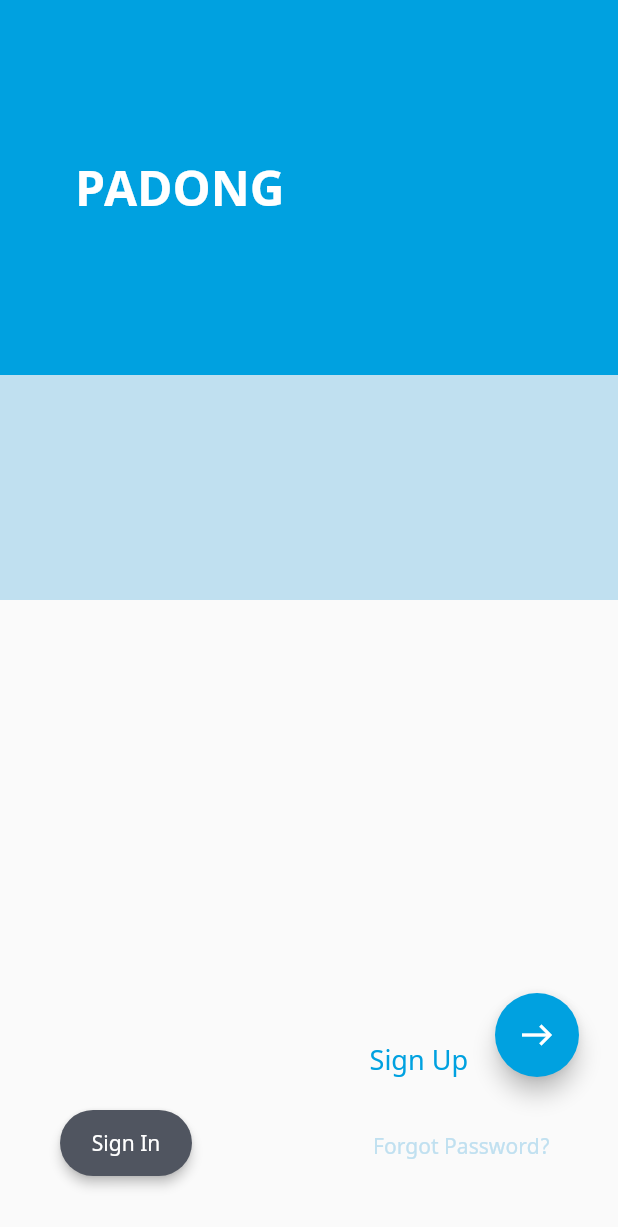
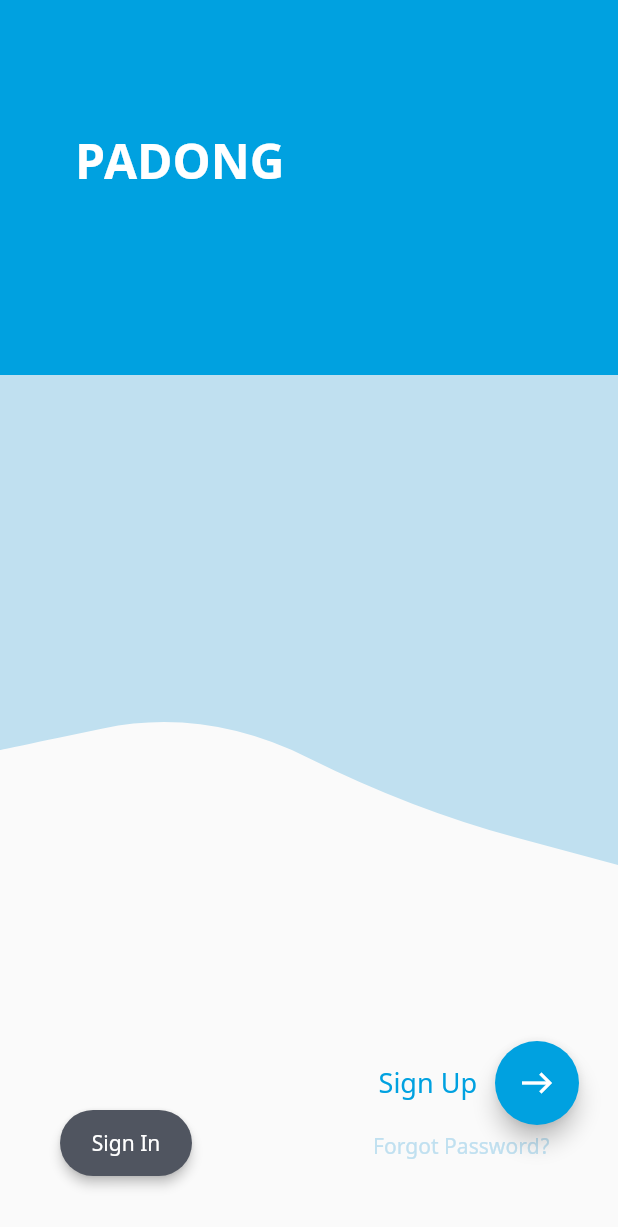
Before and after one commit to padong4284/padong-app, a Flutter app: the SignView screen opened directly with empty values, on a phone screen of 412 x 824 dp. Shown: the top 1227 px of the screen. Run offline on Flutter 3.47's test engine with Material 2 defaults, Android fonts, the phone set to English and light mode, and no system bars.

Commit message:
feat: Title Head Bar (#96)
* fix: sign page input dislocate #90 (untested)

* feat: 4 types title bar

* fix: username dislocated in IOS

* refactor: remove useless code

* fix: no bottom padding device sign page layout

* refactor: sign input width with horizontalPadding

* misc: move text up

```diff
--- a/lib/ui/views/deck/deck_view.dart
+++ b/lib/ui/views/deck/deck_view.dart
@@ -9,8 +9,8 @@ class DeckView extends StatelessWidget {
     return SafePaddingTemplate(
       children: [
         Text('Deck View'),
-        UserProfileButton(username: 'JTJ', position: UsernamePosition.RIGHT_CENTER),
-        UserProfileButton(username: 'JTJ', position: UsernamePosition.BOTTOM)
+        UserProfileButton(username: 'kod0402', position: UsernamePosition.RIGHT_CENTER),
+        UserProfileButton(username: 'kod0402', position: UsernamePosition.BOTTOM)
       ],
     );
   }
--- a/lib/ui/views/sign/sign_view.dart
+++ b/lib/ui/views/sign/sign_view.dart
@@ -69,12 +69,22 @@ class _SignViewState extends State<SignView>
 
   @override
   Widget build(BuildContext context) {
+    double bottomPadding = MediaQuery.of(context).padding.bottom;
+    double height = MediaQuery.of(context).size.height - bottomPadding;
     return Scaffold(
         floatingActionButton: Visibility(
             visible: MediaQuery.of(context).viewInsets.bottom == 0.0,
             child: Container(
-                padding: const EdgeInsets.only(right: 10.0, bottom: 90.0),
-                child: FloatingActionButton(
+                padding:
+                    EdgeInsets.only(right: 10.0, bottom: 58.0 + bottomPadding),
+                child: Row(mainAxisAlignment: MainAxisAlignment.end, children: [
+                  Container(
+                      padding: const EdgeInsets.only(right: 12),
+                      child: Text(widget.isSignIn ? 'Sign In' : 'Sign Up',
+                          style: TextStyle(
+                              fontSize: AppTheme.fontSizes.large,
+                              color: AppTheme.colors.primary))),
+                  FloatingActionButton(
                     child: Icon(Icons.east, color: AppTheme.colors.base),
                     backgroundColor: AppTheme.colors.primary,
                     onPressed: () {
@@ -85,29 +95,21 @@ class _SignViewState extends State<SignView>
                         Navigator.pushNamed(context, '/p_main');
                       }
                     },
-                ))),
+                  )
+                ]))),
         body: SafeArea(
             top: false, // only Sign In & Up
             child: SingleChildScrollView(
               child: Stack(children: <Widget>[
-                SizedBox(
-                    height: MediaQuery.of(context).size.height -
-                        MediaQuery.of(context).padding.bottom),
-                ...this.waves(),
+                ...this.waves(height, bottomPadding),
                 widget.forms,
                 Positioned(
-                    bottom: 105,
-                    right: 100,
-                    child: Text(widget.isSignIn ? 'Sign In' : 'Sign Up',
-                        style: TextStyle(
-                            fontSize: AppTheme.fontSizes.large,
-                            color: AppTheme.colors.primary))),
-                Positioned(bottom: 10, left: 0, child: this.bottomArea())
+                    bottom: 10, left: 0, child: this.bottomArea(bottomPadding))
               ]),
             )));
   }
 
-  List<Widget> waves() {
+  List<Widget> waves(height, bottomPadding) {
     return [
       Hero(
         tag: 'secondaryWave',
@@ -115,8 +117,11 @@ class _SignViewState extends State<SignView>
           clipper: WaveClipper(secondaryWave),
           child: Container(
               color: AppTheme.colors.semiPrimary,
-              height: widget.isSignIn ? 700 : 400,
-              padding: const EdgeInsets.only(right: 50.0),
+              height: height,
+              padding: EdgeInsets.only(
+                  right: 50.0,
+                  bottom:
+                      widget.isSignIn ? 60 : height / 2 + 35 - bottomPadding),
               alignment: Alignment.centerRight,
               child: Text(widget.welcomeMsg,
                   textAlign: TextAlign.right,
@@ -128,22 +133,23 @@ class _SignViewState extends State<SignView>
       ),
       Hero(
           tag: 'padongTitle',
-          child:
-              this.title(AppTheme.colors.transparent, AppTheme.colors.primary)),
+          child: this.title(AppTheme.colors.transparent,
+              AppTheme.colors.primary, bottomPadding)),
       Hero(
         tag: 'primaryWave',
         child: ClipPath(
             clipper: WaveClipper(primaryWave),
-            child: this.title(AppTheme.colors.primary, AppTheme.colors.base)),
+            child: this.title(
+                AppTheme.colors.primary, AppTheme.colors.base, bottomPadding)),
       )
     ];
   }
 
-  Widget title(color, fontColor) {
+  Widget title(color, fontColor, bottomPadding) {
     return Container(
       color: color,
       height: widget.isSignIn ? 400 : 250,
-      padding: const EdgeInsets.only(left: 50.0),
+      padding: EdgeInsets.only(left: 50.0, bottom: 35 - bottomPadding),
       alignment: Alignment.centerLeft,
       child: Text('PADONG',
           style: TextStyle(
@@ -153,7 +159,7 @@ class _SignViewState extends State<SignView>
     );
   }
 
-  Widget bottomArea() {
+  Widget bottomArea(double bottomPadding) {
     return SizedBox(
         width: MediaQuery.of(context).size.width -
             (MediaQuery.of(context).padding.left +
@@ -173,13 +179,13 @@ class _SignViewState extends State<SignView>
                       callback: widget.isSignIn
                           ? () {
                               Navigator.pushNamed(context, '/sign_up');
-                              primaryWave.moveYNorm(-120);
-                              secondaryWave.moveYNorm(-300);
+                              primaryWave.moveYNorm(-155 + bottomPadding);
+                              secondaryWave.moveYNorm(-335 + bottomPadding);
                             }
                           : () {
                               Navigator.pop(context);
-                              primaryWave.moveYNorm(120);
-                              secondaryWave.moveYNorm(300);
+                              primaryWave.moveYNorm(155 - bottomPadding);
+                              secondaryWave.moveYNorm(335 - bottomPadding);
                             })),
               Padding(
                   padding: const EdgeInsets.only(right: 45, bottom: 40),
```
Also changed, not shown: lib/ui/views/cover/wiki_cover_view.dart (+10 -1 lines), lib/ui/views/sign/sign_in_view.dart (+13 -10 lines), lib/ui/views/sign/sign_up_view.dart (+16 -10 lines), lib/ui/widgets/buttons/user_profile_button.dart (+16 -15 lines), lib/ui/widgets/title_bar.dart (added, +69 -0 lines). Lines whose indentation alone changed are shown as unchanged.
